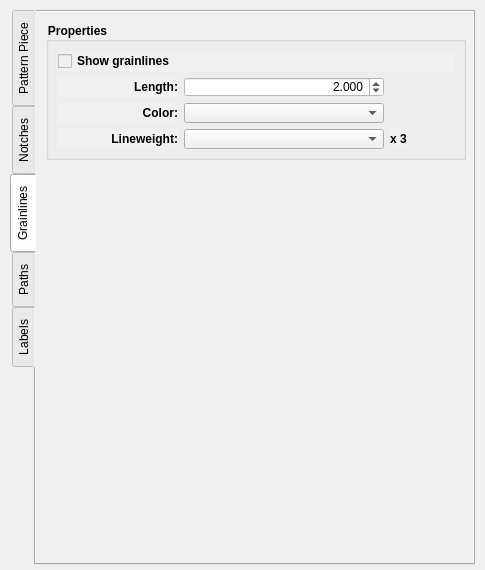
Before: the Qt Designer form src/app/seamly2d/dialogs/configpages/preferencespatternpage.ui in FashionFreedom/Seamly2D, drawn with Qt 5.
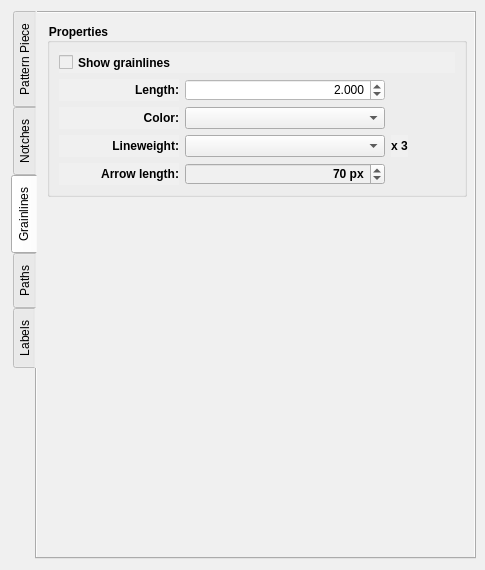
After: the same form once the commit is applied. The open tabs and pages were chosen to show the change. Icons and pictures are not drawn. Custom widgets are drawn as their Qt base class.

Commit message: add arrowhead length preference

```diff
--- a/src/app/seamly2d/dialogs/configpages/preferencespatternpage.ui
+++ b/src/app/seamly2d/dialogs/configpages/preferencespatternpage.ui
@@ -34,15 +34,9 @@
   <property name="styleSheet">
    <string notr="true">background-color: rgb(240, 240, 240);</string>
   </property>
+  <layout class="QVBoxLayout" name="verticalLayout_25">
+   <item>
   <widget class="QTabWidget" name="tabWidget_2">
-   <property name="geometry">
-    <rect>
-     <x>10</x>
-     <y>10</y>
-     <width>465</width>
-     <height>555</height>
-    </rect>
-   </property>
    <property name="sizePolicy">
     <sizepolicy hsizetype="Expanding" vsizetype="Expanding">
      <horstretch>0</horstretch>
@@ -645,7 +639,7 @@
        <x>10</x>
        <y>10</y>
        <width>420</width>
-       <height>138</height>
+         <height>174</height>
       </rect>
      </property>
      <property name="sizePolicy">
@@ -657,7 +651,7 @@
      <property name="minimumSize">
       <size>
        <width>420</width>
-       <height>120</height>
+         <height>160</height>
       </size>
      </property>
      <property name="maximumSize">
@@ -942,6 +936,67 @@
         </item>
        </layout>
       </item>
+        <item>
+         <layout class="QHBoxLayout" name="horizontalLayout_26">
+          <item>
+           <widget class="QLabel" name="defaultArrowLength_Label">
+            <property name="minimumSize">
+             <size>
+              <width>120</width>
+              <height>0</height>
+             </size>
+            </property>
+            <property name="text">
+             <string>Arrow length:</string>
+            </property>
+            <property name="alignment">
+             <set>Qt::AlignRight|Qt::AlignTrailing|Qt::AlignVCenter</set>
+            </property>
+           </widget>
+          </item>
+          <item>
+           <widget class="QDoubleSpinBox" name="defaultArrowLength_DoubleSpinBox">
+            <property name="minimumSize">
+             <size>
+              <width>200</width>
+              <height>0</height>
+             </size>
+            </property>
+            <property name="alignment">
+             <set>Qt::AlignRight|Qt::AlignTrailing|Qt::AlignVCenter</set>
+            </property>
+            <property name="suffix">
+             <string> px</string>
+            </property>
+            <property name="decimals">
+             <number>0</number>
+            </property>
+            <property name="minimum">
+             <double>25.000000000000000</double>
+            </property>
+            <property name="maximum">
+             <double>200.000000000000000</double>
+            </property>
+            <property name="value">
+             <double>70.000000000000000</double>
+            </property>
+           </widget>
+          </item>
+          <item>
+           <spacer name="horizontalSpacer">
+            <property name="orientation">
+             <enum>Qt::Horizontal</enum>
+            </property>
+            <property name="sizeHint" stdset="0">
+             <size>
+              <width>40</width>
+              <height>20</height>
+             </size>
+            </property>
+           </spacer>
+          </item>
+         </layout>
+        </item>
      </layout>
     </widget>
    </widget>
@@ -2633,6 +2688,8 @@
     </layout>
    </widget>
   </widget>
+   </item>
+  </layout>
  </widget>
  <customwidgets>
   <customwidget>
```
Lines whose indentation alone changed are shown as unchanged. The commit also changes 4 other files.
